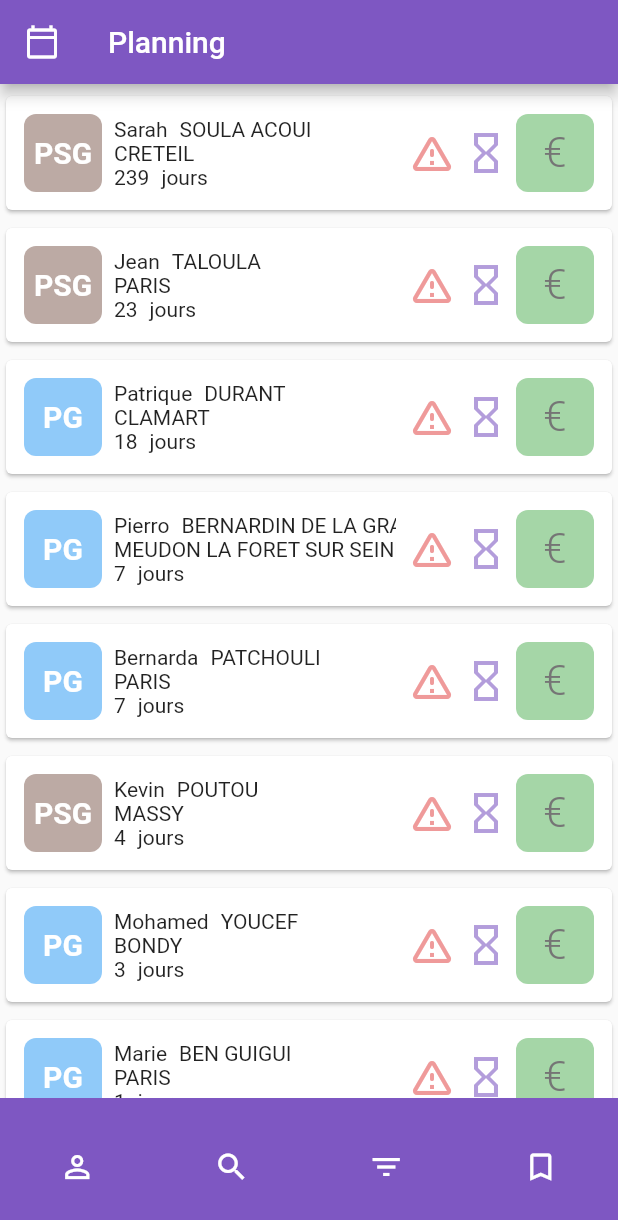
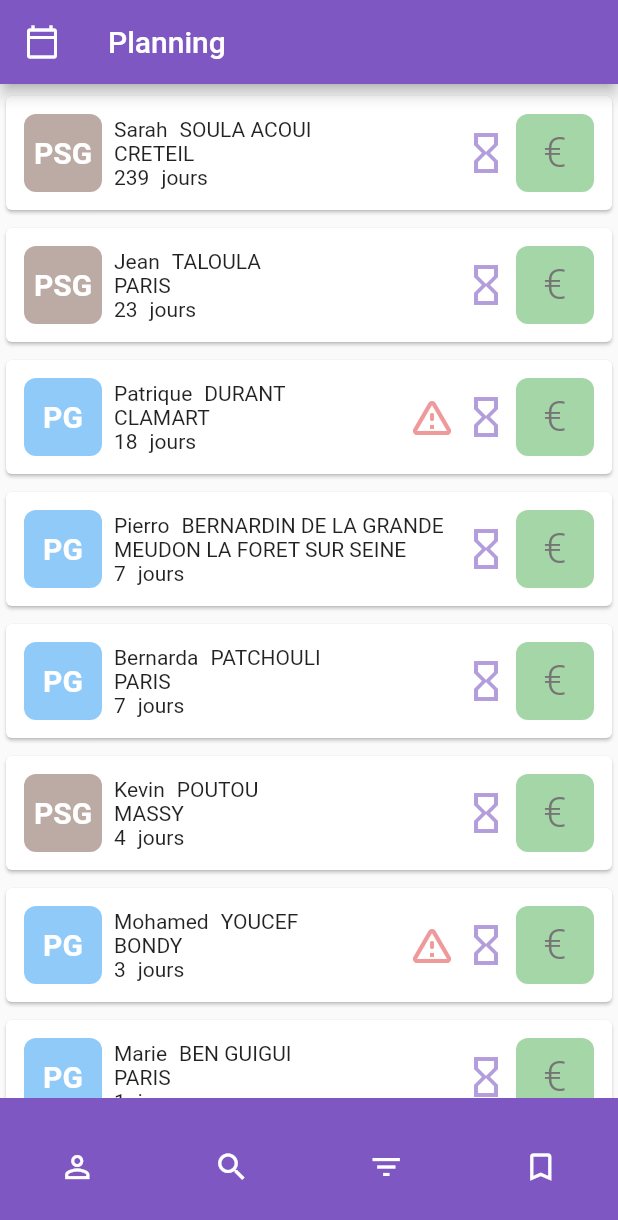
Before and after one commit to GreatPy/sd_tech_app, a Flutter app: the screen it shows after launch, on a phone screen of 412 x 824 dp. Shown: the top 1220 px of the screen. Run offline on Flutter 3.47's test engine with Material 2 defaults, Android fonts, the phone set to English and light mode, and no system bars; our stand-ins replace keyboard_dismisser.

Commit message:
show alert icon for incomplete costumer only

```diff
--- a/lib/data/dummy_costumer.dart
+++ b/lib/data/dummy_costumer.dart
@@ -39,7 +39,7 @@ Costumer costumer3 = Costumer(
   phone: "06 77 23 85 85",
   mail: "patoch@wanadoo.fr",
   nir: "1 82 92 05 883 829 10",
-  hight: 166,
+  // hight: 166,
   weight: 86,
   rights: Rights.required,
 );
@@ -52,7 +52,7 @@ Costumer costumer4 = Costumer(
   birthdate: DateTime(2002, 01, 30),
   phone: "07 22 78 37 21",
   mail: "momo@yahoo.fr",
-  nir: "1 02 93 01 501 735 13",
+  nir: "",
   hight: 190,
   weight: 107,
   rights: Rights.notRequired,
--- a/lib/widgets/generals/exam_box/exam_box.dart
+++ b/lib/widgets/generals/exam_box/exam_box.dart
@@ -1,4 +1,5 @@
 import 'package:flutter/material.dart';
+import 'package:sd_tech/models/costumer.dart';
 import 'package:sd_tech/models/styles.dart';
 import 'package:sd_tech/widgets/generals/exam_box/costumer_infos_box.dart';
 import 'package:sd_tech/models/typed_exam.dart';
@@ -18,6 +19,19 @@ class ExamBox extends StatefulWidget {
 class _TypedExamBoxState extends State<ExamBox> {
   @override
   Widget build(BuildContext context) {
+    Costumer costumer = widget.exam.roughExam.customer;
+    bool isCostumerProfileIncomplete = false;
+    if (costumer.firstname == "") isCostumerProfileIncomplete = true;
+    if (costumer.lastname == "") isCostumerProfileIncomplete = true;
+    if (costumer.phone == "") isCostumerProfileIncomplete = true;
+    if (costumer.mail == "") isCostumerProfileIncomplete = true;
+    if (costumer.address == "") isCostumerProfileIncomplete = true;
+    if (costumer.city == "") isCostumerProfileIncomplete = true;
+    if (costumer.birthdate == null) isCostumerProfileIncomplete = true;
+    if (costumer.nir == "") isCostumerProfileIncomplete = true;
+    if (costumer.hight == null) isCostumerProfileIncomplete = true;
+    if (costumer.weight == null) isCostumerProfileIncomplete = true;
+    double alertIconSize = isCostumerProfileIncomplete ? 32 : 0;
     return Column(
       children: [
         const SizedBox(height: 4),
@@ -33,7 +47,7 @@ class _TypedExamBoxState extends State<ExamBox> {
                 Icon(
                   Icons.warning_amber_rounded,
                   color: dangerColor,
-                  size: 32,
+                  size: alertIconSize,
                 ),
                 const SizedBox(width: 4),
                 Icon(
```
